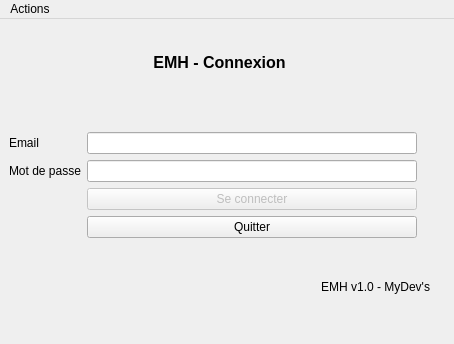
Before: the Qt Designer form GUI/loginwindow.ui in Eraac/EMH-client-lourd, drawn with Qt 5.
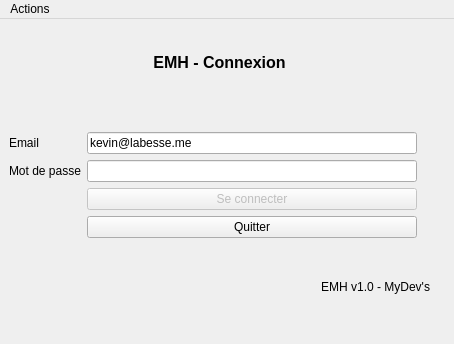
After: the same form once the commit is applied. Icons and pictures are not drawn.

Commit message:
Correction erreur pointeur
Variable non initialisée

Patch:
```diff
--- a/GUI/loginwindow.ui
+++ b/GUI/loginwindow.ui
@@ -74,7 +74,11 @@
           </widget>
          </item>
          <item row="1" column="1">
-          <widget class="QLineEdit" name="emailLineEdit"/>
+          <widget class="QLineEdit" name="emailLineEdit">
+           <property name="text">
+            <string>kevin@labesse.me</string>
+           </property>
+          </widget>
          </item>
          <item row="3" column="0">
           <widget class="QLabel" name="passwordLabel">
```
Left out of the diff: 5 changed lines with no effect on the pictures. The commit also changes 2 other files.
